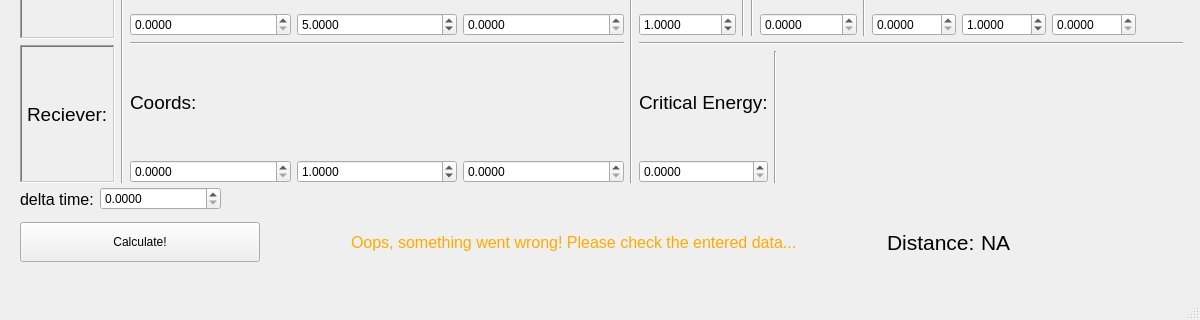
Above: UI/main_window.ui from Mngdd/Signal before the change; both pictures show x 0 to 1200 and y 253 to 573 of the 1200 by 573 pixel window. Below: the same form after it.
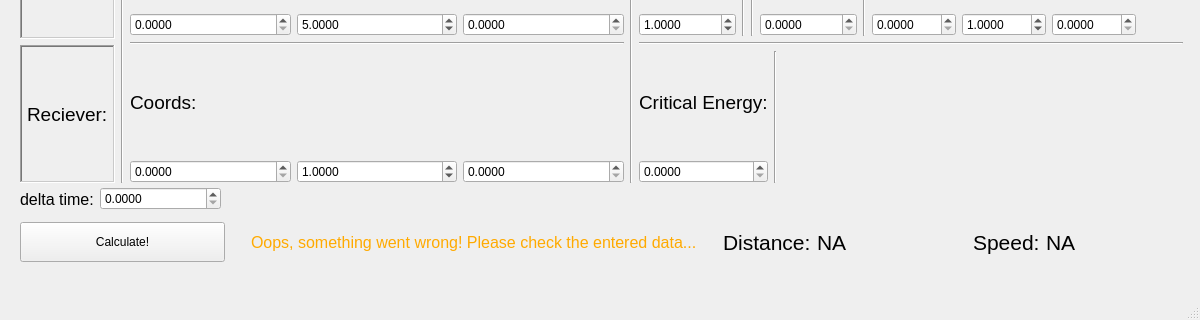
That is the form after the change.

Commit message: +fixed calculation bug +gui changes +speed calculation now is visible

What changed in the file:
```diff
--- a/UI/main_window.ui
+++ b/UI/main_window.ui
@@ -755,7 +755,7 @@
      <rect>
       <x>20</x>
       <y>470</y>
-      <width>1161</width>
+      <width>1176</width>
       <height>51</height>
      </rect>
     </property>
@@ -767,7 +767,7 @@
       <widget class="QPushButton" name="Button">
        <property name="minimumSize">
         <size>
-         <width>240</width>
+         <width>200</width>
          <height>40</height>
         </size>
        </property>
@@ -781,9 +781,12 @@
        <property name="orientation">
         <enum>Qt::Horizontal</enum>
        </property>
+       <property name="sizeType">
+        <enum>QSizePolicy::Minimum</enum>
+       </property>
        <property name="sizeHint" stdset="0">
         <size>
-         <width>40</width>
+         <width>20</width>
          <height>20</height>
         </size>
        </property>
@@ -817,14 +820,19 @@
        <property name="orientation">
         <enum>Qt::Horizontal</enum>
        </property>
+       <property name="sizeType">
+        <enum>QSizePolicy::Minimum</enum>
+       </property>
        <property name="sizeHint" stdset="0">
         <size>
-         <width>40</width>
+         <width>20</width>
          <height>20</height>
         </size>
        </property>
       </spacer>
      </item>
+     <item>
+      <layout class="QHBoxLayout" name="horizontalLayout_11">
      <item>
       <widget class="QLabel" name="Dist_txt">
        <property name="font">
@@ -847,7 +855,7 @@
        </property>
        <property name="minimumSize">
         <size>
-         <width>200</width>
+           <width>150</width>
          <height>0</height>
         </size>
        </property>
@@ -860,6 +868,48 @@
         <string>NA</string>
        </property>
       </widget>
+       </item>
+      </layout>
+     </item>
+     <item>
+      <layout class="QHBoxLayout" name="horizontalLayout_22">
+       <item>
+        <widget class="QLabel" name="Vel_txt">
+         <property name="font">
+          <font>
+           <pointsize>16</pointsize>
+          </font>
+         </property>
+         <property name="text">
+          <string>Speed:</string>
+         </property>
+        </widget>
+       </item>
+       <item>
+        <widget class="QLabel" name="VEL_NUM">
+         <property name="sizePolicy">
+          <sizepolicy hsizetype="Minimum" vsizetype="Preferred">
+           <horstretch>0</horstretch>
+           <verstretch>0</verstretch>
+          </sizepolicy>
+         </property>
+         <property name="minimumSize">
+          <size>
+           <width>150</width>
+           <height>0</height>
+          </size>
+         </property>
+         <property name="font">
+          <font>
+           <pointsize>16</pointsize>
+          </font>
+         </property>
+         <property name="text">
+          <string>NA</string>
+         </property>
+        </widget>
+       </item>
+      </layout>
      </item>
     </layout>
    </widget>
```
Left out of the diff: 2 changed lines with no effect on the pictures. Lines whose indentation alone changed are shown as unchanged. The commit also changes 9 other files.
